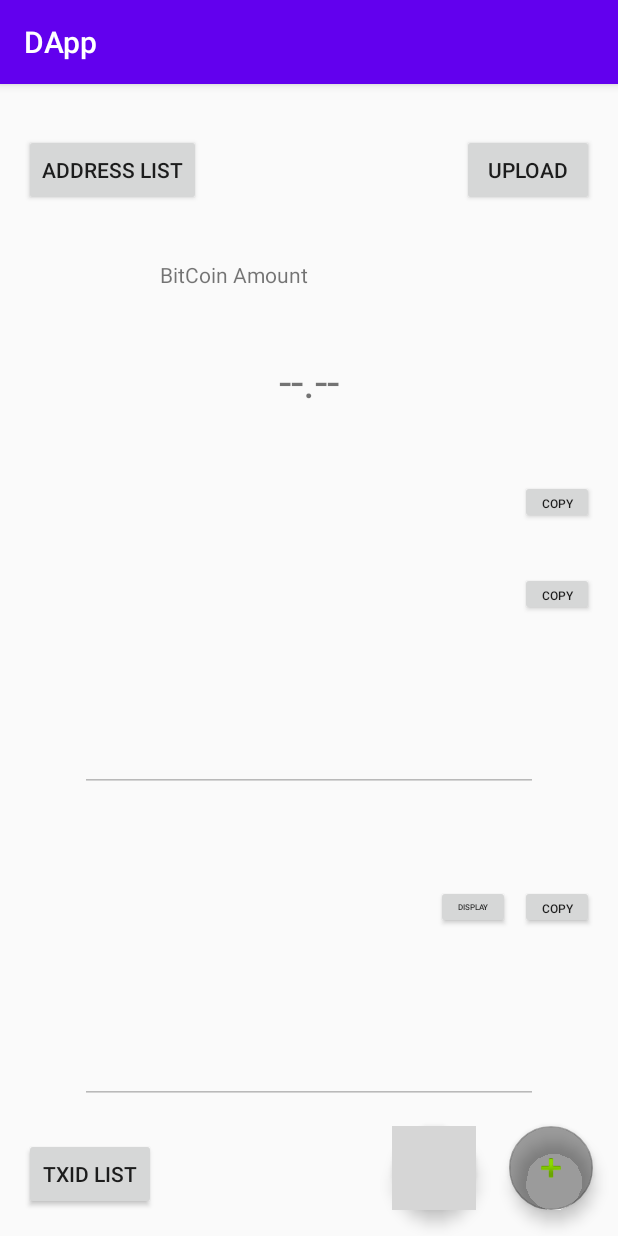
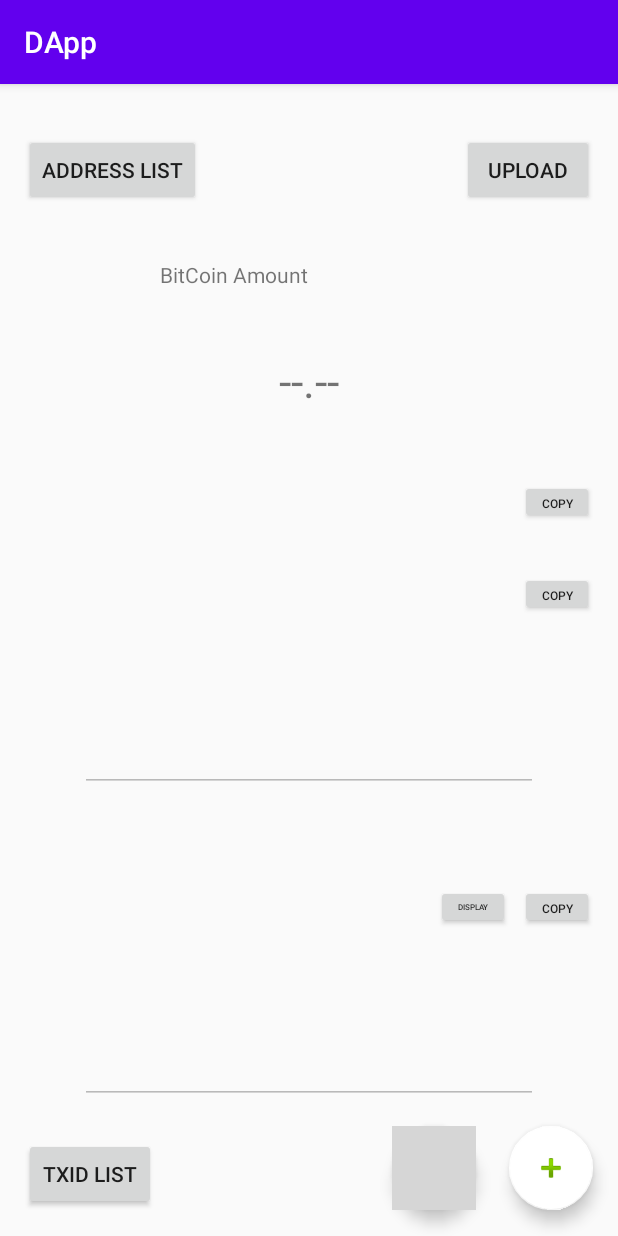
Before and after one commit to tys-hiroshi/android_dapp, an Android app: the screen it shows after launch (MainActivity), on a phone screen of 412 x 824 dp. Run offline under Robolectric (Android 15) with nearby library versions, the phone set to English and light mode, and no system bars; our stand-ins replace Room's generated code; libraries missing offline, so code that uses them is left out: com.github.kittinunf.fuel, com.github.kittinunf.result; grey boxes are pictures that could not be loaded.

Commit message:
change color

```diff
--- a/dapp/app/src/main/res/layout/activity_main.xml
+++ b/dapp/app/src/main/res/layout/activity_main.xml
@@ -38,7 +38,7 @@
         android:background="@drawable/ic_launcher_background"
         android:clickable="true"
         android:onClick="createAddress"
-        app:backgroundTint="@color/material_on_background_disabled"
+        app:backgroundTint="#FFFFFF"
         app:layout_constraintBottom_toBottomOf="parent"
         app:layout_constraintHorizontal_bias="0.954"
         app:layout_constraintLeft_toLeftOf="parent"
@@ -188,6 +188,7 @@
         android:layout_height="wrap_content"
         android:clickable="true"
         android:onClick="viewAddAddress"
+        app:backgroundTint="#FFFFFF"
         app:layout_constraintBottom_toBottomOf="parent"
         app:layout_constraintHorizontal_bias="0.735"
         app:layout_constraintLeft_toLeftOf="parent"
```
